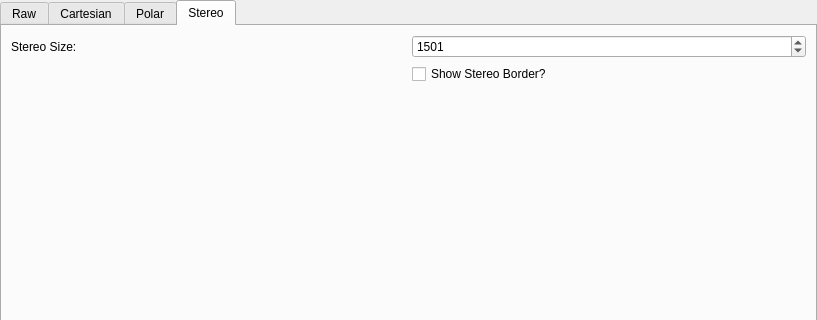
Before: the Qt Designer form hexrd/ui/resources/ui/image_mode_widget.ui in HEXRD/hexrdgui, drawn with Qt 5; both pictures show x 0 to 817 and y 0 to 320 of the 817 by 779 pixel window.
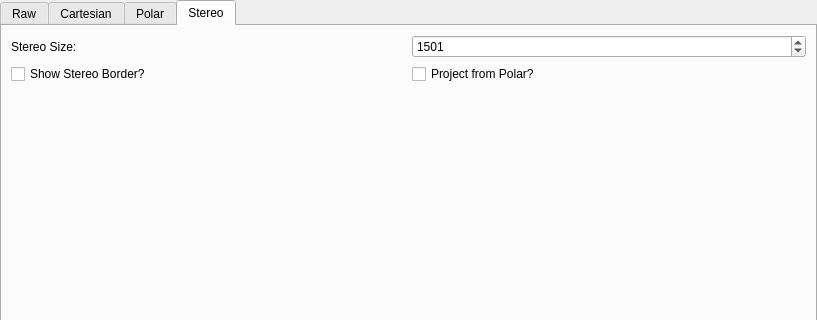
After: the same form once the commit is applied. Custom widgets are drawn as their Qt base class.

Commit message:
Add option to project from raw images
This is now the default option. And the user can check "Project from Polar?"
In order to change the projection to be from the polar view rather than the
raw images.

Diff of the .ui file:
```diff
--- a/hexrd/ui/resources/ui/image_mode_widget.ui
+++ b/hexrd/ui/resources/ui/image_mode_widget.ui
@@ -857,13 +857,23 @@
            </property>
           </widget>
          </item>
-         <item row="1" column="1">
+         <item row="1" column="0">
           <widget class="QCheckBox" name="stereo_show_border">
            <property name="text">
             <string>Show Stereo Border?</string>
            </property>
           </widget>
          </item>
+         <item row="1" column="1">
+          <widget class="QCheckBox" name="stereo_project_from_polar">
+           <property name="toolTip">
+            <string>&lt;html&gt;&lt;head/&gt;&lt;body&gt;&lt;p&gt;Whether to create the stereographic projection from the polar view.&lt;br/&gt;&lt;/p&gt;&lt;p&gt;This can be helpful, for instance, if SNIP background subtraction is important. However, it also means that the polar view must be generated beforehand, which may take some time depending on its resolution settings. The current polar view settings are used, and thus, those settings will have a direct impact on the stereographic view.&lt;br/&gt;&lt;/p&gt;&lt;p&gt;If unchecked, the stereo view is projected from the raw images.&lt;/p&gt;&lt;/body&gt;&lt;/html&gt;</string>
+           </property>
+           <property name="text">
+            <string>Project from Polar?</string>
+           </property>
+          </widget>
+         </item>
         </layout>
        </item>
        <item>
```
Left out of the diff: 9 changed lines with no effect on the pictures. The commit also changes 5 other files.
